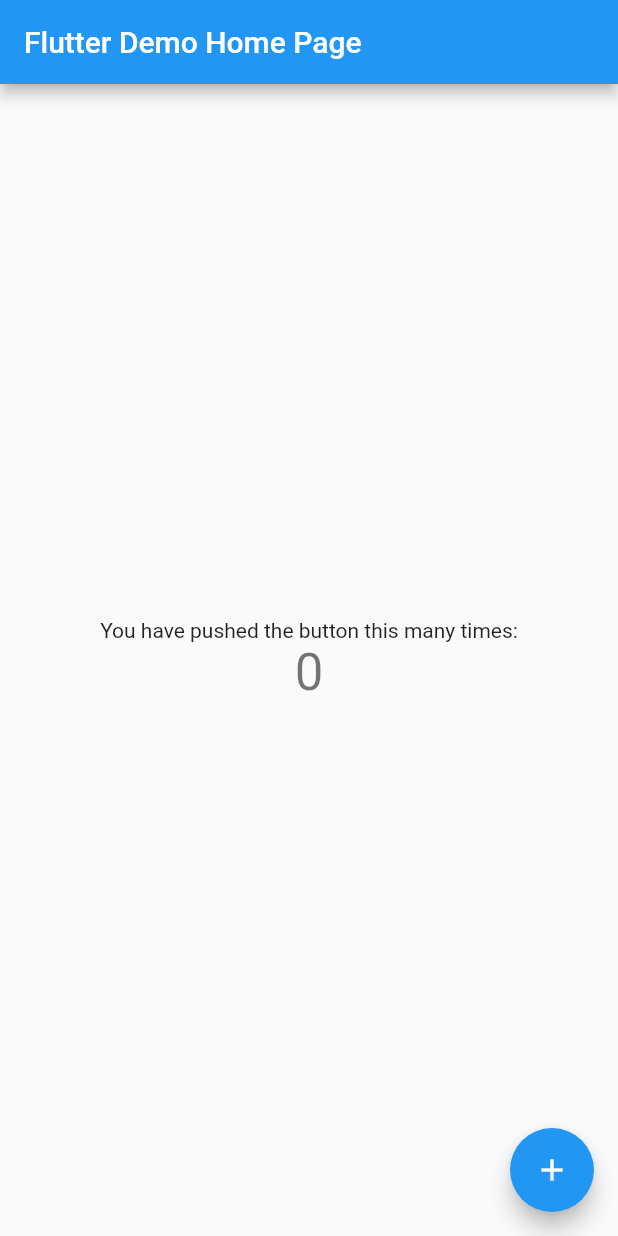
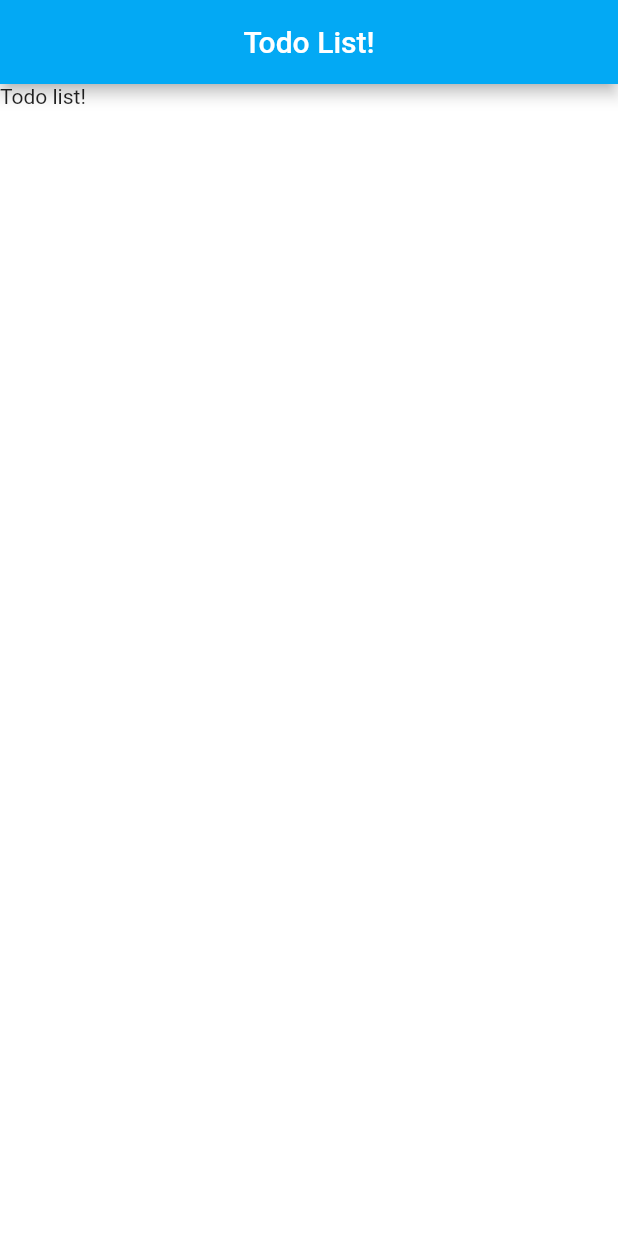
Before and after one commit to edumoreira1506/todo-list-flutter, a Flutter app: the screen it shows after launch, on a phone screen of 412 x 824 dp. Run offline on Flutter 3.47's test engine with Material 2 defaults, Android fonts, the phone set to English and light mode, and no system bars.

Commit message:
Remove default structure from flutter

```diff
--- a/lib/main.dart
+++ b/lib/main.dart
@@ -1,111 +1,6 @@
 import 'package:flutter/material.dart';
+import 'package:todo_list/src/screens/home.dart';
 
-void main() => runApp(MyApp());
-
-class MyApp extends StatelessWidget {
-  // This widget is the root of your application.
-  @override
-  Widget build(BuildContext context) {
-    return MaterialApp(
-      title: 'Flutter Demo',
-      theme: ThemeData(
-        // This is the theme of your application.
-        //
-        // Try running your application with "flutter run". You'll see the
-        // application has a blue toolbar. Then, without quitting the app, try
-        // changing the primarySwatch below to Colors.green and then invoke
-        // "hot reload" (press "r" in the console where you ran "flutter run",
-        // or simply save your changes to "hot reload" in a Flutter IDE).
-        // Notice that the counter didn't reset back to zero; the application
-        // is not restarted.
-        primarySwatch: Colors.blue,
-      ),
-      home: MyHomePage(title: 'Flutter Demo Home Page'),
-    );
-  }
-}
-
-class MyHomePage extends StatefulWidget {
-  MyHomePage({Key key, this.title}) : super(key: key);
-
-  // This widget is the home page of your application. It is stateful, meaning
-  // that it has a State object (defined below) that contains fields that affect
-  // how it looks.
-
-  // This class is the configuration for the state. It holds the values (in this
-  // case the title) provided by the parent (in this case the App widget) and
-  // used by the build method of the State. Fields in a Widget subclass are
-  // always marked "final".
-
-  final String title;
-
-  @override
-  _MyHomePageState createState() => _MyHomePageState();
-}
-
-class _MyHomePageState extends State<MyHomePage> {
-  int _counter = 0;
-
-  void _incrementCounter() {
-    setState(() {
-      // This call to setState tells the Flutter framework that something has
-      // changed in this State, which causes it to rerun the build method below
-      // so that the display can reflect the updated values. If we changed
-      // _counter without calling setState(), then the build method would not be
-      // called again, and so nothing would appear to happen.
-      _counter++;
-    });
-  }
-
-  @override
-  Widget build(BuildContext context) {
-    // This method is rerun every time setState is called, for instance as done
-    // by the _incrementCounter method above.
-    //
-    // The Flutter framework has been optimized to make rerunning build methods
-    // fast, so that you can just rebuild anything that needs updating rather
-    // than having to individually change instances of widgets.
-    return Scaffold(
-      appBar: AppBar(
-        // Here we take the value from the MyHomePage object that was created by
-        // the App.build method, and use it to set our appbar title.
-        title: Text(widget.title),
-      ),
-      body: Center(
-        // Center is a layout widget. It takes a single child and positions it
-        // in the middle of the parent.
-        child: Column(
-          // Column is also a layout widget. It takes a list of children and
-          // arranges them vertically. By default, it sizes itself to fit its
-          // children horizontally, and tries to be as tall as its parent.
-          //
-          // Invoke "debug painting" (press "p" in the console, choose the
-          // "Toggle Debug Paint" action from the Flutter Inspector in Android
-          // Studio, or the "Toggle Debug Paint" command in Visual Studio Code)
-          // to see the wireframe for each widget.
-          //
-          // Column has various properties to control how it sizes itself and
-          // how it positions its children. Here we use mainAxisAlignment to
-          // center the children vertically; the main axis here is the vertical
-          // axis because Columns are vertical (the cross axis would be
-          // horizontal).
-          mainAxisAlignment: MainAxisAlignment.center,
-          children: <Widget>[
-            Text(
-              'You have pushed the button this many times:',
-            ),
-            Text(
-              '$_counter',
-              style: Theme.of(context).textTheme.display1,
-            ),
-          ],
-        ),
-      ),
-      floatingActionButton: FloatingActionButton(
-        onPressed: _incrementCounter,
-        tooltip: 'Increment',
-        child: Icon(Icons.add),
-      ), // This trailing comma makes auto-formatting nicer for build methods.
-    );
-  }
-}
+void main() => runApp(MaterialApp(
+  home: Home()
+));
--- /dev/null
+++ b/lib/src/screens/home.dart
@@ -0,0 +1,19 @@
+import 'package:flutter/material.dart';
+import 'package:flutter/widgets.dart';
+import 'package:todo_list/src/widgets/header.dart';
+
+class Home extends StatefulWidget {
+  @override
+  _HomeState createState() => _HomeState();
+}
+
+class _HomeState extends State<Home> {
+  @override
+  Widget build(BuildContext context) {
+    return Scaffold(
+      appBar: Header(),
+      backgroundColor: Colors.white,
+      body: Text('Todo list!')
+    );
+  }
+}
--- /dev/null
+++ b/lib/src/widgets/header.dart
@@ -0,0 +1,16 @@
+import 'package:flutter/material.dart';
+import 'package:flutter/widgets.dart';
+
+class Header extends StatelessWidget with PreferredSizeWidget {
+  @override
+  Widget build(BuildContext context) {
+    return AppBar(
+      title: Text('Todo List!'),
+      centerTitle: true,
+      backgroundColor: Colors.lightBlue
+    );
+  }
+
+  @override
+  Size get preferredSize => Size.fromHeight(kToolbarHeight);
+}
```
Also changed, not shown: 1 other file.
